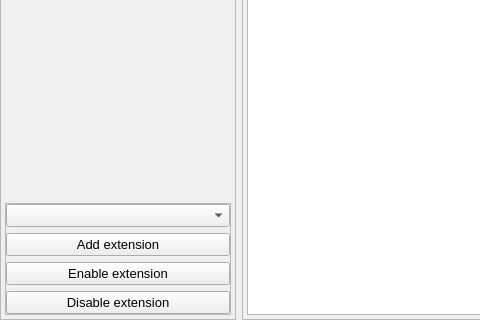
Qt form GUI/mainwindow.ui (Artikash/Textractor) before a commit; both pictures show x 0 to 480 and y 280 to 600 of the 949 by 600 pixel window.
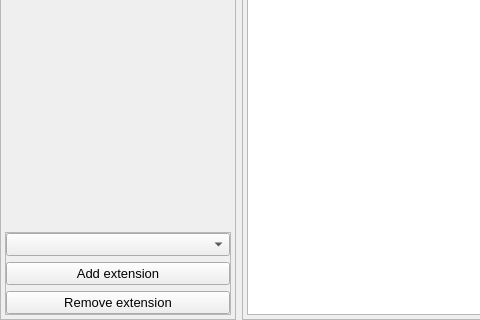
The same form after that commit.

Commit message: (almost) finish implementing gui

```diff
--- a/GUI/mainwindow.ui
+++ b/GUI/mainwindow.ui
@@ -193,14 +193,7 @@
           <item>
            <widget class="QPushButton" name="enableExtenButton">
             <property name="text">
-             <string>Enable extension</string>
-            </property>
-           </widget>
-          </item>
-          <item>
-           <widget class="QPushButton" name="disableExtenButton">
-            <property name="text">
-             <string>Disable extension</string>
+             <string>Remove extension</string>
             </property>
            </widget>
           </item>
```
Left out of the diff: 2 changed lines with no effect on the pictures. The commit also changes 5 other files.
